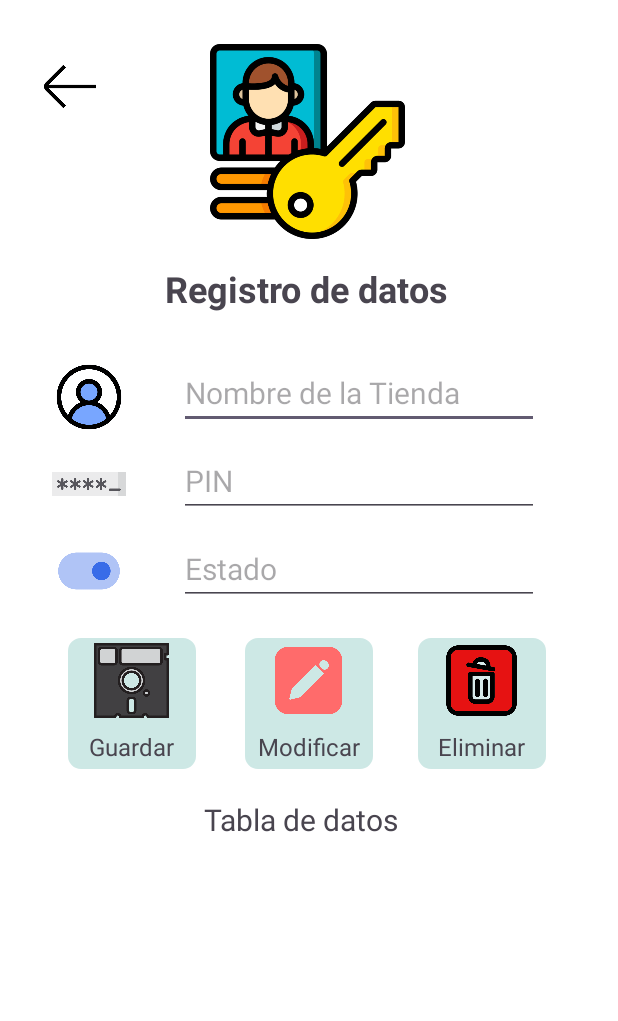
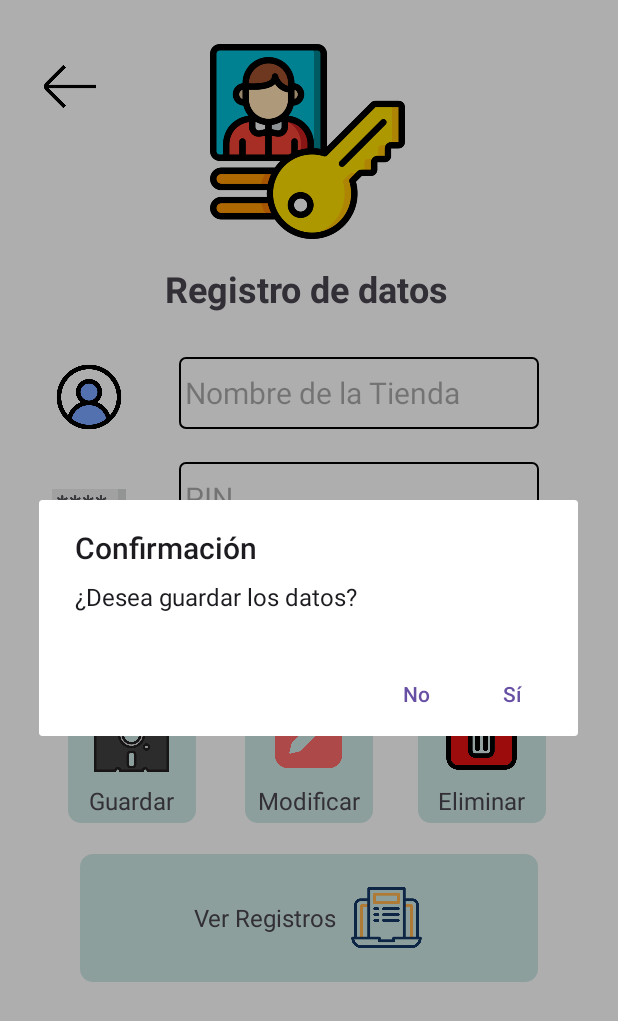
Before and after one commit to carlosEnriqueGC/ProyectoANDROID2024, an Android app: the PantallaIngresoTienda screen opened directly, with no data from a screen before it, after a tap on "Guardar", on a phone screen of 412 x 824 dp. Shown: the top 1021 px of the screen. Run offline under Robolectric (Android 15) with nearby library versions, the phone set to English and light mode, and no system bars; 3 other taps on this screen came first.

Commit message:
se modifico la pantalla de ingreso de datos, se creo otra pantalla exclusiva para mostrar los registros y se cambio la funcionabilidad del boton guardar

```diff
--- a/PROYECTORECARGAAPP/app/build.gradle.kts
+++ b/PROYECTORECARGAAPP/app/build.gradle.kts
@@ -32,7 +32,6 @@ android {
 }
 
 dependencies {
-
     implementation(libs.appcompat)
     implementation(libs.material)
     implementation(libs.activity)
--- a/PROYECTORECARGAAPP/app/src/main/AndroidManifest.xml
+++ b/PROYECTORECARGAAPP/app/src/main/AndroidManifest.xml
@@ -12,6 +12,12 @@
         android:supportsRtl="true"
         android:theme="@style/Theme.ClaroRecargasApp"
         tools:targetApi="31">
+        <activity
+            android:name=".PantalladeRegistrosTienda"
+            android:exported="false" />
+        <activity
+            android:name=".TabladeRegistroTienda"
+            android:exported="false" />
         <activity
             android:name=".PantallaIngresoTienda"
             android:exported="false" />
--- a/PROYECTORECARGAAPP/app/src/main/java/com/umg/clarorecargasapp/PantallaIngresoTienda.java
+++ b/PROYECTORECARGAAPP/app/src/main/java/com/umg/clarorecargasapp/PantallaIngresoTienda.java
@@ -1,10 +1,12 @@
 package com.umg.clarorecargasapp;
 
 import android.content.ContentValues;
+import android.content.DialogInterface;
 import android.content.Intent;
 import android.database.Cursor;
 import android.database.sqlite.SQLiteDatabase;
 import android.os.Bundle;
+import android.view.View;
 import android.widget.EditText;
 import android.widget.ImageButton;
 import android.widget.LinearLayout;
@@ -13,20 +15,21 @@ import androidx.appcompat.app.AppCompatActivity;
 import androidx.core.graphics.Insets;
 import androidx.core.view.ViewCompat;
 import androidx.core.view.WindowInsetsCompat;
-import androidx.recyclerview.widget.LinearLayoutManager;
-import androidx.recyclerview.widget.RecyclerView;
-import java.util.ArrayList;
-import java.util.List;
+import androidx.appcompat.app.AlertDialog;
+
+import android.widget.TextView;
 import android.widget.Toast;
+import android.widget.ArrayAdapter;
+import android.widget.Spinner;
 
 public class PantallaIngresoTienda extends AppCompatActivity {
 
-    private EditText nombreEditText, pinEditText, estadoEditText;
+    private EditText nombreEditText, pinEditText;
     private LinearLayout guardarButton; // Cambiado a LinearLayout
-    private RecyclerView recyclerView;
-    private TiendaAdapter adapter;
-    private List<Tienda> tiendaList;
     private DBHelper dbHelper;
+    private Spinner spinnerEstado;
+    private LinearLayout verRegistro, verRegistrosButton;
+    private boolean isEditing = false;
 
     @Override
     protected void onCreate(Bundle savedInstanceState) {
@@ -36,25 +39,48 @@ public class PantallaIngresoTienda extends AppCompatActivity {
 
         nombreEditText = findViewById(R.id.etNombre);
         pinEditText = findViewById(R.id.etPIN);
-        estadoEditText = findViewById(R.id.etEstado);
+        spinnerEstado = findViewById(R.id.spinnerEstado);
         guardarButton = findViewById(R.id.btnGuardar);
-        recyclerView = findViewById(R.id.recyclerViewTienda);
+        verRegistrosButton = findViewById(R.id.btnVerRegistros);
+        final TextView textGuardar = findViewById(R.id.text_guardar);
 
         dbHelper = new DBHelper(this);
-        tiendaList = new ArrayList<>();
-        adapter = new TiendaAdapter(tiendaList);
-        recyclerView.setLayoutManager(new LinearLayoutManager(this));
-        recyclerView.setAdapter(adapter);
-
-        // Cargar datos al iniciar
-        loadTiendaData();
-
-        guardarButton.setOnClickListener(v -> {
-            saveData();
-            loadTiendaData(); // Actualiza el RecyclerView
-
-            // Mostrar el Toast
-            Toast.makeText(PantallaIngresoTienda.this, "Datos registrados", Toast.LENGTH_SHORT).show();
+        guardarButton.setOnClickListener(new View.OnClickListener() {
+            @Override
+            public void onClick(View v) {
+                if (!isEditing) {
+                    // Habilitar los componentes cuando se hace clic por primera vez
+                    nombreEditText.setEnabled(true);
+                    pinEditText.setEnabled(true);
+                    spinnerEstado.setEnabled(true);
+                    textGuardar.setText("Guardar");
+                    isEditing = true;
+                } else {
+                    // Confirmar si el usuario quiere guardar los datos
+                    new AlertDialog.Builder(PantallaIngresoTienda.this)
+                            .setTitle("Confirmación")
+                            .setMessage("¿Desea guardar los datos?")
+                            .setPositiveButton("Sí", new DialogInterface.OnClickListener() {
+                                public void onClick(DialogInterface dialog, int which) {
+                                    // Guardar los datos en la base de datos
+                                    saveData();
+                                    Toast.makeText(PantallaIngresoTienda.this, "Datos registrados", Toast.LENGTH_SHORT).show();
+                                    nombreEditText.setEnabled(false);
+                                    pinEditText.setEnabled(false);
+                                    spinnerEstado.setEnabled(false);
+                                    textGuardar.setText("Agregar");
+                                    isEditing = false;
+                                }
+                            })
+                            .setNegativeButton("No", new DialogInterface.OnClickListener() {
+                                public void onClick(DialogInterface dialog, int which) {
+                                    // No hacer nada, solo informar al usuario
+                                    Toast.makeText(PantallaIngresoTienda.this, "Registro cancelado", Toast.LENGTH_SHORT).show();
+                                }
+                            })
+                            .show();
+                }
+            }
         });
 
         ViewCompat.setOnApplyWindowInsetsListener(findViewById(R.id.main), (v, insets) -> {
@@ -68,11 +94,24 @@ public class PantallaIngresoTienda extends AppCompatActivity {
             Intent intent = new Intent(PantallaIngresoTienda.this, MenuDesplegable.class);
             startActivity(intent);
         });
+
+        // Configurar adaptador para el Spinner
+        ArrayAdapter<CharSequence> adapter = ArrayAdapter.createFromResource(this,
+                R.array.estado_options, android.R.layout.simple_spinner_item);
+        adapter.setDropDownViewResource(android.R.layout.simple_spinner_dropdown_item);
+        spinnerEstado.setAdapter(adapter);
+
+        verRegistrosButton.setOnClickListener(v -> {
+            // Iniciar la nueva actividad para ver registros
+            Intent intent = new Intent(PantallaIngresoTienda.this, PantalladeRegistrosTienda.class);
+            startActivity(intent);
+        });
+
     }
     private void saveData() {
         String nombre = nombreEditText.getText().toString();
         String pinString = pinEditText.getText().toString();
-        String estado = estadoEditText.getText().toString();
+        String estado = spinnerEstado.getSelectedItem().toString();
 
         if (nombre.isEmpty() || pinString.isEmpty() || estado.isEmpty()) {
             // Opcional: Muestra un mensaje de error si los campos están vacíos
@@ -96,37 +135,4 @@ public class PantallaIngresoTienda extends AppCompatActivity {
         db.insert("tbl_datosTienda", null, values);
         db.close();
     }
-    private void loadTiendaData() {
-        tiendaList.clear();
-        SQLiteDatabase db = dbHelper.getReadableDatabase();
-        Cursor cursor = db.rawQuery("SELECT * FROM tbl_datosTienda", null);
-
-        try {
-            if (cursor.moveToFirst()) {
-                do {
-                    int idColumnIndex = cursor.getColumnIndexOrThrow("ID_tienda");
-                    int nombreColumnIndex = cursor.getColumnIndexOrThrow("Nombre_tienda");
-                    int pinColumnIndex = cursor.getColumnIndexOrThrow("PIN");
-                    int estadoColumnIndex = cursor.getColumnIndexOrThrow("Estado");
-
-                    // Extrae los valores de las columnas
-                    int id = cursor.getInt(idColumnIndex);
-                    String nombre = cursor.getString(nombreColumnIndex);
-                    int pin = cursor.getInt(pinColumnIndex);
-                    String estado = cursor.getString(estadoColumnIndex);
-
-                    // Añade el objeto Tienda a la lista
-                    tiendaList.add(new Tienda(id, nombre, pin, estado));
-                } while (cursor.moveToNext());
-            }
-        } catch (IllegalArgumentException e) {
-            e.printStackTrace(); // Maneja el error aquí
-        } finally {
-            cursor.close();
-            db.close();
-        }
-
-        adapter.notifyDataSetChanged();
-    }
-
 }
--- /dev/null
+++ b/PROYECTORECARGAAPP/app/src/main/res/drawable/spinner_border.xml
@@ -0,0 +1,13 @@
+<?xml version="1.0" encoding="utf-8"?>
+<shape xmlns:android="http://schemas.android.com/apk/res/android">
+    <solid android:color="#FFFFFF" /> <!-- Fondo blanco -->
+    <stroke
+        android:width="1dp"
+        android:color="#000000" /> <!-- Borde negro -->
+    <corners android:radius="4dp"/> <!-- Bordes redondeados opcionales -->
+    <padding
+        android:left="4dp"
+        android:top="4dp"
+        android:right="4dp"
+        android:bottom="4dp" />
+</shape>
--- a/PROYECTORECARGAAPP/app/src/main/res/layout/activity_pantalla_ingreso_tienda.xml
+++ b/PROYECTORECARGAAPP/app/src/main/res/layout/activity_pantalla_ingreso_tienda.xml
@@ -22,6 +22,7 @@
         app:layout_constraintStart_toStartOf="parent"
         app:layout_constraintTop_toTopOf="parent"
         app:layout_constraintVertical_bias="0.222" />
+
 
     <ImageButton
         android:id="@+id/btnVolverTienda"
@@ -51,27 +52,14 @@
         app:layout_constraintVertical_bias="0.042"
         app:srcCompat="@drawable/datosdelusuario" />
 
-    <TextView
-        android:id="@+id/Subtitulo"
-        android:layout_width="wrap_content"
-        android:layout_height="wrap_content"
-        android:layout_marginStart="24dp"
-        android:text="Tabla de datos"
-        android:textSize="20sp"
-        android:textStyle="normal"
-        app:layout_constraintBottom_toBottomOf="parent"
-        app:layout_constraintEnd_toEndOf="parent"
-        app:layout_constraintHorizontal_bias="0.433"
-        app:layout_constraintStart_toStartOf="parent"
-        app:layout_constraintTop_toTopOf="parent"
-        app:layout_constraintVertical_bias="0.669" />
-
     <EditText
         android:id="@+id/etNombre"
         android:layout_width="240dp"
         android:layout_height="48dp"
         android:hint="Nombre de la Tienda"
         android:textSize="20sp"
+        android:enabled="false"
+        android:background="@drawable/spinner_border"
         app:layout_constraintBottom_toBottomOf="parent"
         app:layout_constraintEnd_toEndOf="parent"
         app:layout_constraintHorizontal_bias="0.692"
@@ -95,6 +83,8 @@
         android:id="@+id/etPIN"
         android:layout_width="240dp"
         android:layout_height="48dp"
+        android:background="@drawable/spinner_border"
+        android:enabled="false"
         android:hint="PIN"
         android:inputType="number"
         android:textSize="20sp"
@@ -103,7 +93,32 @@
         app:layout_constraintHorizontal_bias="0.692"
         app:layout_constraintStart_toStartOf="parent"
         app:layout_constraintTop_toTopOf="parent"
-        app:layout_constraintVertical_bias="0.382" />
+        app:layout_constraintVertical_bias="0.397" />
+
+    <Spinner
+        android:id="@+id/spinnerEstado"
+        android:layout_width="240dp"
+        android:layout_height="48dp"
+        android:background="@drawable/spinner_border"
+        android:enabled="false"
+        app:layout_constraintBottom_toBottomOf="parent"
+        app:layout_constraintEnd_toEndOf="parent"
+        app:layout_constraintHorizontal_bias="0.692"
+        app:layout_constraintStart_toStartOf="parent"
+        app:layout_constraintTop_toTopOf="parent"
+        app:layout_constraintVertical_bias="0.488" />
+
+    <ImageView
+        android:id="@+id/iconEstadoIT"
+        android:layout_width="49dp"
+        android:layout_height="52dp"
+        app:layout_constraintBottom_toBottomOf="parent"
+        app:layout_constraintEnd_toEndOf="parent"
+        app:layout_constraintHorizontal_bias="0.095"
+        app:layout_constraintStart_toStartOf="parent"
+        app:layout_constraintTop_toTopOf="parent"
+        app:layout_constraintVertical_bias="0.491"
+        app:srcCompat="@drawable/estado" />
 
     <ImageView
         android:id="@+id/iconPINIT"
@@ -114,47 +129,22 @@
         app:layout_constraintHorizontal_bias="0.095"
         app:layout_constraintStart_toStartOf="parent"
         app:layout_constraintTop_toTopOf="parent"
-        app:layout_constraintVertical_bias="0.384"
+        app:layout_constraintVertical_bias="0.399"
         app:srcCompat="@drawable/codigospantallaingreso" />
-
-    <EditText
-        android:id="@+id/etEstado"
-        android:layout_width="240dp"
-        android:layout_height="48dp"
-        android:hint="Estado"
-        android:textSize="20sp"
-        app:layout_constraintBottom_toBottomOf="parent"
-        app:layout_constraintEnd_toEndOf="parent"
-        app:layout_constraintHorizontal_bias="0.692"
-        app:layout_constraintStart_toStartOf="parent"
-        app:layout_constraintTop_toTopOf="parent"
-        app:layout_constraintVertical_bias="0.458" />
-
-    <ImageView
-        android:id="@+id/iconEstadoIT"
-        android:layout_width="49dp"
-        android:layout_height="52dp"
-        app:layout_constraintBottom_toBottomOf="parent"
-        app:layout_constraintEnd_toEndOf="parent"
-        app:layout_constraintHorizontal_bias="0.095"
-        app:layout_constraintStart_toStartOf="parent"
-        app:layout_constraintTop_toTopOf="parent"
-        app:layout_constraintVertical_bias="0.459"
-        app:srcCompat="@drawable/estado" />
 
     <LinearLayout
         android:id="@+id/btnEliminar"
         android:layout_width="85dp"
         android:layout_height="87dp"
+        android:background="@drawable/rounded_corner_icons"
         android:gravity="center"
         android:orientation="vertical"
-        android:background="@drawable/rounded_corner_icons"
         app:layout_constraintBottom_toBottomOf="parent"
         app:layout_constraintEnd_toEndOf="parent"
         app:layout_constraintHorizontal_bias="0.853"
         app:layout_constraintStart_toStartOf="parent"
         app:layout_constraintTop_toTopOf="parent"
-        app:layout_constraintVertical_bias="0.577">
+        app:layout_constraintVertical_bias="0.626">
 
         <ImageView
             android:id="@+id/icon_Eliminar"
@@ -173,7 +163,7 @@
     </LinearLayout>
 
     <LinearLayout
-        android:id="@+id/btnGuardar"
+        android:id="@+id/btnModificar"
         android:layout_width="85dp"
         android:layout_height="87dp"
         android:background="@drawable/rounded_corner_icons"
@@ -181,39 +171,9 @@
         android:orientation="vertical"
         app:layout_constraintBottom_toBottomOf="parent"
         app:layout_constraintEnd_toEndOf="parent"
-        app:layout_constraintHorizontal_bias="0.139"
         app:layout_constraintStart_toStartOf="parent"
         app:layout_constraintTop_toTopOf="parent"
-        app:layout_constraintVertical_bias="0.577">
-
-        <ImageView
-            android:id="@+id/icon_guardar"
-            android:layout_width="50dp"
-            android:layout_height="50dp"
-            android:contentDescription="Logo"
-            android:src="@drawable/guardar" />
-
-        <TextView
-            android:id="@+id/text_guardar"
-            android:layout_width="wrap_content"
-            android:layout_height="wrap_content"
-            android:layout_marginTop="8dp"
-            android:text="Guardar"
-            android:textSize="16sp" />
-    </LinearLayout>
-
-    <LinearLayout
-        android:id="@+id/btnModificar"
-        android:layout_width="85dp"
-        android:layout_height="87dp"
-        android:gravity="center"
-        android:background="@drawable/rounded_corner_icons"
-        android:orientation="vertical"
-        app:layout_constraintBottom_toBottomOf="parent"
-        app:layout_constraintEnd_toEndOf="parent"
-        app:layout_constraintStart_toStartOf="parent"
-        app:layout_constraintTop_toTopOf="parent"
-        app:layout_constraintVertical_bias="0.577">
+        app:layout_constraintVertical_bias="0.626">
 
         <ImageView
             android:id="@+id/icon_Modificar"
@@ -232,30 +192,65 @@
     </LinearLayout>
 
     <LinearLayout
-        android:id="@+id/linearLayout3"
-        android:layout_width="391dp"
-        android:layout_height="261dp"
+        android:id="@+id/btnGuardar"
+        android:layout_width="85dp"
+        android:layout_height="87dp"
+        android:background="@drawable/rounded_corner_icons"
+        android:gravity="center"
         android:orientation="vertical"
-        android:padding="16dp"
+        app:layout_constraintBottom_toBottomOf="parent"
+        app:layout_constraintEnd_toEndOf="parent"
+        app:layout_constraintHorizontal_bias="0.139"
+        app:layout_constraintStart_toStartOf="parent"
+        app:layout_constraintTop_toTopOf="parent"
+        app:layout_constraintVertical_bias="0.626">
+
+        <ImageView
+            android:id="@+id/icon_guardar"
+            android:layout_width="50dp"
+            android:layout_height="50dp"
+            android:contentDescription="Logo"
+            android:src="@drawable/guardar" />
+
+        <TextView
+            android:id="@+id/text_guardar"
+            android:layout_width="wrap_content"
+            android:layout_height="wrap_content"
+            android:layout_marginTop="8dp"
+            android:text="Agregar"
+            android:textSize="16sp" />
+    </LinearLayout>
+
+    <LinearLayout
+        android:id="@+id/btnVerRegistros"
+        android:layout_width="305dp"
+        android:layout_height="85dp"
+        android:background="@drawable/rounded_corner_icons"
+        android:gravity="center"
+        android:orientation="horizontal"
+        android:padding="8dp"
         app:layout_constraintBottom_toBottomOf="parent"
         app:layout_constraintEnd_toEndOf="parent"
         app:layout_constraintStart_toStartOf="parent"
         app:layout_constraintTop_toTopOf="parent"
-        app:layout_constraintVertical_bias="0.991">
+        app:layout_constraintVertical_bias="0.771">
 
-        <!-- Contenedor exclusivo para el RecyclerView -->
-        <LinearLayout
-            android:layout_width="match_parent"
-            android:layout_height="0dp"
-            android:layout_marginTop="16dp"
-            android:layout_weight="1"
-            android:orientation="vertical">
+        <TextView
+            android:id="@+id/text_VerRegistros"
+            android:layout_width="wrap_content"
+            android:layout_height="wrap_content"
+            android:layout_marginEnd="8dp"
+            android:gravity="center_vertical"
+            android:text="Ver Registros"
+            android:textSize="16sp" />
 
-            <!-- RecyclerView para mostrar los datos guardados -->
-            <androidx.recyclerview.widget.RecyclerView
-                android:id="@+id/recyclerViewTienda"
-                android:layout_width="match_parent"
-                android:layout_height="match_parent" />
-        </LinearLayout>
+        <ImageView
+            android:id="@+id/icon_VerRegistros"
+            android:layout_width="50dp"
+            android:layout_height="50dp"
+            android:contentDescription="Logo"
+            android:src="@drawable/iconregistro" />
     </LinearLayout>
+
+
 </androidx.constraintlayout.widget.ConstraintLayout>
--- /dev/null
+++ b/PROYECTORECARGAAPP/app/src/main/res/values/arrays.xml
@@ -0,0 +1,9 @@
+<?xml version="1.0" encoding="utf-8"?>
+<resources>
+    <string-array name="estado_options">
+        <item>Selecciona</item>
+        <item>Activo</item>
+        <item>Inactivo</item>
+        <item>Suspendido</item>
+    </string-array>
+</resources>
--- a/PROYECTORECARGAAPP/gradle/libs.versions.toml
+++ b/PROYECTORECARGAAPP/gradle/libs.versions.toml
@@ -7,6 +7,7 @@ appcompat = "1.7.0"
 material = "1.12.0"
 activity = "1.9.1"
 constraintlayout = "2.1.4"
+recyclerview = "1.3.2"
 
 [libraries]
 junit = { group = "junit", name = "junit", version.ref = "junit" }
@@ -16,6 +17,7 @@ appcompat = { group = "androidx.appcompat", name = "appcompat", version.ref = "a
 material = { group = "com.google.android.material", name = "material", version.ref = "material" }
 activity = { group = "androidx.activity", name = "activity", version.ref = "activity" }
 constraintlayout = { group = "androidx.constraintlayout", name = "constraintlayout", version.ref = "constraintlayout" }
+recyclerview = { group = "androidx.recyclerview", name = "recyclerview", version.ref = "recyclerview" }
 
 [plugins]
 android-application = { id = "com.android.application", version.ref = "agp" }
```
Also changed, not shown: PROYECTORECARGAAPP/app/src/main/java/com/umg/clarorecargasapp/PantalladeRegistrosTienda.java (added, +81 -0 lines), PROYECTORECARGAAPP/app/src/main/res/layout/activity_pantallade_registros_tienda.xml (added, +119 -0 lines), PROYECTORECARGAAPP/app/src/main/res/layout/item_tienda.xml (+1 -55 lines), PROYECTORECARGAAPP/app/src/main/res/drawable/iconregistro.png (added).
